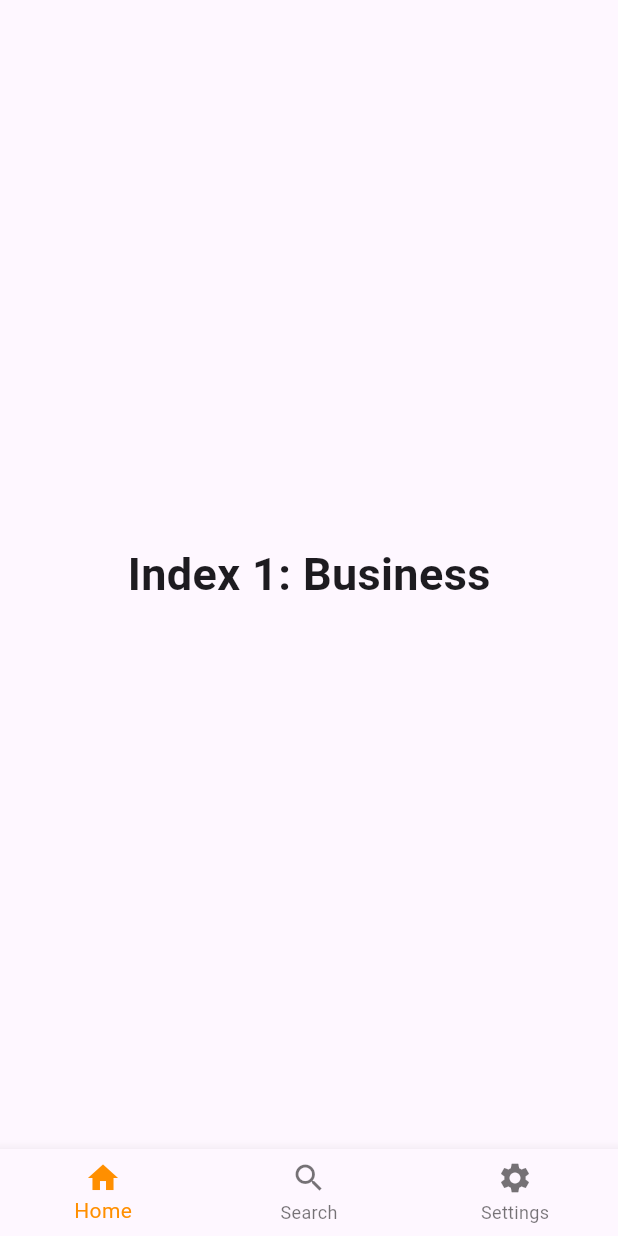
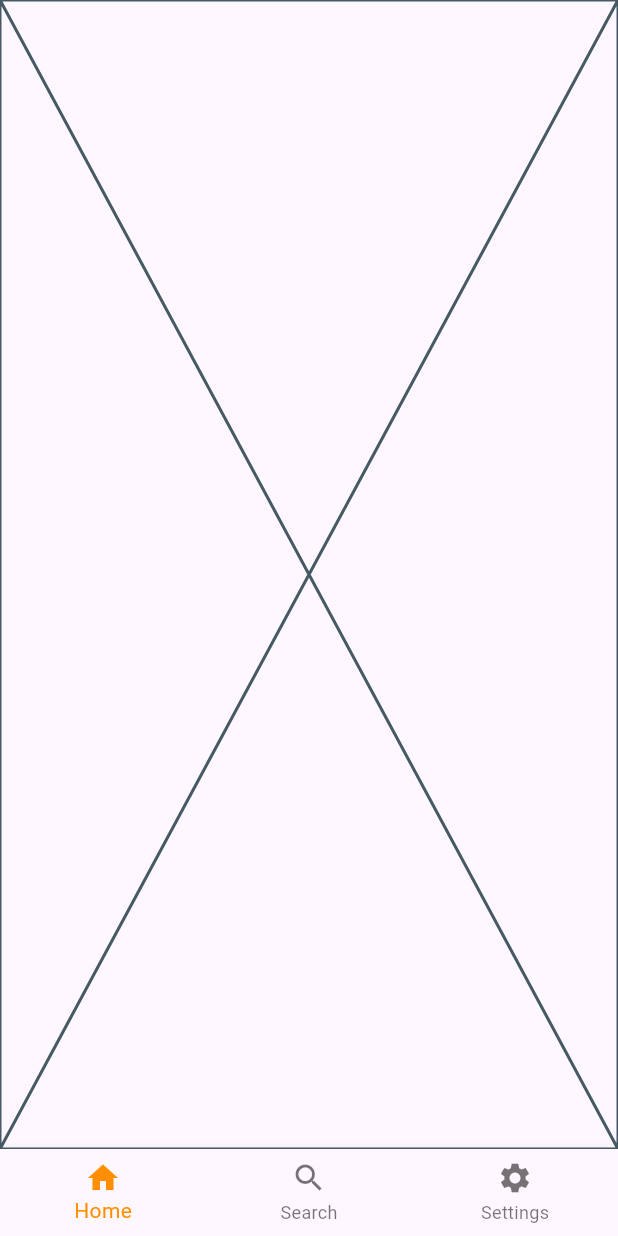
Before and after one commit to Sneha-Sonkar/News_app, a Flutter app: the screen it shows after launch, on a phone screen of 412 x 824 dp. Run offline on Flutter 3.47's test engine with Material 3 defaults, Android fonts, the phone set to English and light mode, and no system bars.

Commit message:
clean architect struct

```diff
--- a/lib/main.dart
+++ b/lib/main.dart
@@ -1,6 +1,6 @@
 import 'package:flutter/material.dart';
-import 'package:news_app/bottomTabNavigator.dart';
-import 'package:news_app/searchbar.dart';
+import 'package:news_app/screens/bottomTabNavigator.dart';
+import 'package:news_app/screens/search/searchbar.dart';
 
 /// Flutter code sample for [SearchBar].
 
--- a/lib/bottomTabNavigator.dart
+++ b/lib/screens/bottomTabNavigator.dart
@@ -1,6 +1,7 @@
 import 'package:flutter/material.dart';
-import 'package:news_app/searchbar.dart';
-import 'package:news_app/settings.dart';
+import 'package:news_app/screens/home/home.dart';
+import 'package:news_app/screens/search/searchbar.dart';
+import 'package:news_app/screens/settings/settings.dart';
 
 class BottomNavigationBarExampleApp extends StatelessWidget {
   const BottomNavigationBarExampleApp({super.key});
@@ -27,20 +28,8 @@ class _BottomNavigationBarExampleState
   static const TextStyle optionStyle =
       TextStyle(fontSize: 30, fontWeight: FontWeight.bold);
   static const List<Widget> _widgetOptions = <Widget>[
-    Text(
-      'Index 1: Business',
-      style: optionStyle,
-    ),
-
-    // Text(
-    //   'Index 0: Home',
-    //   style: optionStyle,
-    // ),
+    Home(),
     Searchbar(),
-    // Text(
-    //   'Index 2: School',
-    //   style: optionStyle,
-    // ),
     Settings()
   ];
 
--- /dev/null
+++ b/lib/screens/home/home.dart
@@ -0,0 +1,15 @@
+import 'package:flutter/material.dart';
+
+class Home extends StatefulWidget {
+  const Home({super.key});
+
+  @override
+  State<Home> createState() => _HomeState();
+}
+
+class _HomeState extends State<Home> {
+  @override
+  Widget build(BuildContext context) {
+    return const Placeholder();
+  }
+}
```
Also changed, not shown: lib/screens/search/searchbar.dart (renamed from lib/searchbar.dart), lib/screens/settings/settings.dart (renamed from lib/settings.dart).
